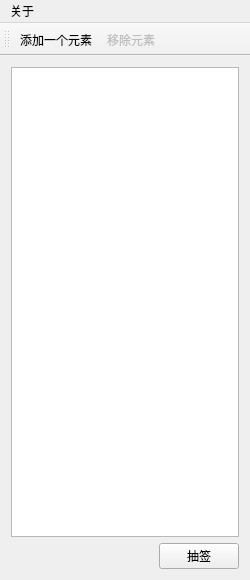
First picture: the form in mainwindow.ui, repository jkjkil4/Sortition, before the edit.
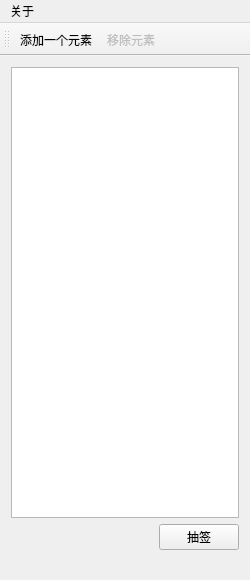
Second picture: the form after the edit. Icons and pictures are not drawn.

```diff
--- a/mainwindow.ui
+++ b/mainwindow.ui
@@ -76,6 +76,11 @@
    <addaction name="actAppendItem"/>
    <addaction name="actRemoveItem"/>
   </widget>
+  <widget class="QStatusBar" name="statusBar">
+   <property name="sizeGripEnabled">
+    <bool>false</bool>
+   </property>
+  </widget>
   <action name="actAbout">
    <property name="text">
     <string>关于作者</string>
```
